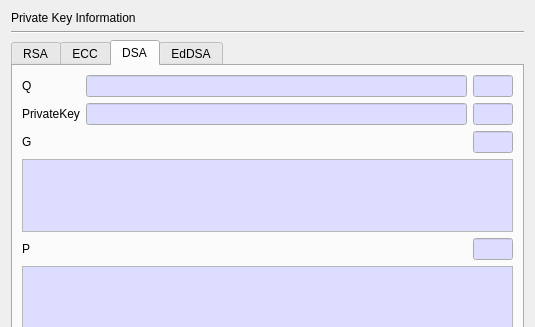
jykim74/CertMan, file CertMan/pri_key_info_dlg.ui: the form before one commit; both pictures show x 0 to 535 and y 0 to 327 of the 535 by 534 pixel window.
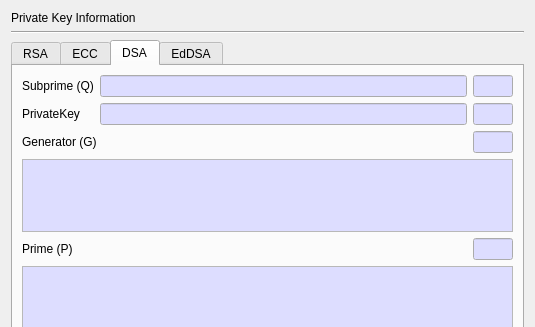
The form after the commit. The open tabs and pages were chosen to show the change.

The edit to the form file:
```diff
--- a/CertMan/pri_key_info_dlg.ui
+++ b/CertMan/pri_key_info_dlg.ui
@@ -1657,7 +1657,7 @@
          <item row="0" column="0">
           <widget class="QLabel" name="label_16">
            <property name="text">
-            <string>Q</string>
+            <string>Subprime (Q)</string>
            </property>
           </widget>
          </item>
@@ -1727,7 +1727,7 @@
          <item row="0" column="0">
           <widget class="QLabel" name="label_14">
            <property name="text">
-            <string>G</string>
+            <string>Generator (G)</string>
            </property>
           </widget>
          </item>
@@ -1798,7 +1798,7 @@
          <item row="0" column="0">
           <widget class="QLabel" name="label_15">
            <property name="text">
-            <string>P</string>
+            <string>Prime (P)</string>
            </property>
           </widget>
          </item>
```
Left out of the diff: 2 changed lines with no effect on the pictures.
